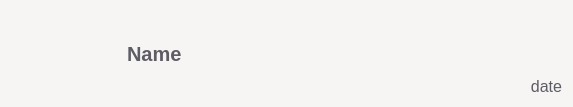
This is ui/qt_generated/itembook_widget.ui in Yarosvet/Bionic as Qt 5 draws it before an edit. The edited form follows.
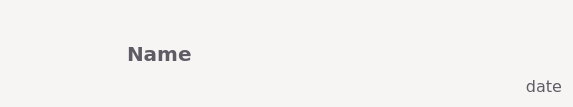
This is the edited form.

Patch:
```diff
--- a/ui/qt_generated/itembook_widget.ui
+++ b/ui/qt_generated/itembook_widget.ui
@@ -7,7 +7,7 @@
     <x>0</x>
     <y>0</y>
     <width>573</width>
-    <height>97</height>
+    <height>103</height>
    </rect>
   </property>
   <property name="palette">
@@ -148,15 +148,6 @@
        </color>
       </brush>
      </colorrole>
-     <colorrole role="PlaceholderText">
-      <brush brushstyle="SolidPattern">
-       <color alpha="128">
-        <red>0</red>
-        <green>0</green>
-        <blue>0</blue>
-       </color>
-      </brush>
-     </colorrole>
     </active>
     <inactive>
      <colorrole role="WindowText">
@@ -294,15 +285,6 @@
        </color>
       </brush>
      </colorrole>
-     <colorrole role="PlaceholderText">
-      <brush brushstyle="SolidPattern">
-       <color alpha="128">
-        <red>0</red>
-        <green>0</green>
-        <blue>0</blue>
-       </color>
-      </brush>
-     </colorrole>
     </inactive>
     <disabled>
      <colorrole role="WindowText">
@@ -440,18 +422,14 @@
        </color>
       </brush>
      </colorrole>
-     <colorrole role="PlaceholderText">
-      <brush brushstyle="SolidPattern">
-       <color alpha="128">
-        <red>0</red>
-        <green>0</green>
-        <blue>0</blue>
-       </color>
-      </brush>
-     </colorrole>
     </disabled>
    </palette>
   </property>
+  <property name="font">
+   <font>
+    <family>MS Shell Dlg 2</family>
+   </font>
+  </property>
   <property name="windowTitle">
    <string>Form</string>
   </property>
@@ -516,15 +494,6 @@
           </color>
          </brush>
         </colorrole>
-        <colorrole role="PlaceholderText">
-         <brush brushstyle="NoBrush">
-          <color alpha="128">
-           <red>145</red>
-           <green>145</green>
-           <blue>144</blue>
-          </color>
-         </brush>
-        </colorrole>
        </active>
        <inactive>
         <colorrole role="WindowText">
@@ -554,15 +523,6 @@
           </color>
          </brush>
         </colorrole>
-        <colorrole role="PlaceholderText">
-         <brush brushstyle="NoBrush">
-          <color alpha="128">
-           <red>94</red>
-           <green>92</green>
-           <blue>100</blue>
-          </color>
-         </brush>
-        </colorrole>
        </inactive>
        <disabled>
         <colorrole role="WindowText">
@@ -592,20 +552,12 @@
           </color>
          </brush>
         </colorrole>
-        <colorrole role="PlaceholderText">
-         <brush brushstyle="NoBrush">
-          <color alpha="128">
-           <red>145</red>
-           <green>145</green>
-           <blue>144</blue>
-          </color>
-         </brush>
-        </colorrole>
        </disabled>
       </palette>
      </property>
      <property name="font">
       <font>
+       <family>DejaVu Sans</family>
        <pointsize>15</pointsize>
        <weight>75</weight>
        <italic>false</italic>
@@ -680,15 +632,6 @@
             </color>
            </brush>
           </colorrole>
-          <colorrole role="PlaceholderText">
-           <brush brushstyle="NoBrush">
-            <color alpha="128">
-             <red>123</red>
-             <green>122</green>
-             <blue>122</blue>
-            </color>
-           </brush>
-          </colorrole>
          </active>
          <inactive>
           <colorrole role="WindowText">
@@ -718,15 +661,6 @@
             </color>
            </brush>
           </colorrole>
-          <colorrole role="PlaceholderText">
-           <brush brushstyle="NoBrush">
-            <color alpha="128">
-             <red>94</red>
-             <green>92</green>
-             <blue>100</blue>
-            </color>
-           </brush>
-          </colorrole>
          </inactive>
          <disabled>
           <colorrole role="WindowText">
@@ -756,20 +690,12 @@
             </color>
            </brush>
           </colorrole>
-          <colorrole role="PlaceholderText">
-           <brush brushstyle="NoBrush">
-            <color alpha="128">
-             <red>123</red>
-             <green>122</green>
-             <blue>122</blue>
-            </color>
-           </brush>
-          </colorrole>
          </disabled>
         </palette>
        </property>
        <property name="font">
         <font>
+         <family>DejaVu Sans</family>
          <pointsize>12</pointsize>
          <weight>50</weight>
          <italic>false</italic>
```
